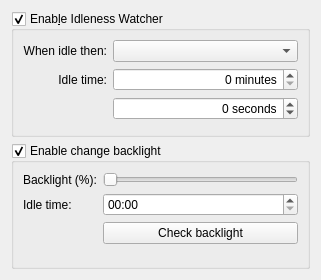
Above: config/idlenesswatchersettings.ui from lxqt/lxqt-powermanagement before the change. Below: the same form after it.
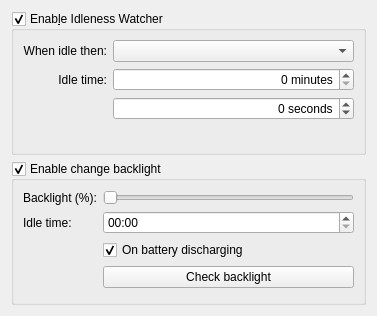
That is the form after the change.

Commit message: Backlight can be changed when the battery is dicharging.

Patch:
```diff
--- a/config/idlenesswatchersettings.ui
+++ b/config/idlenesswatchersettings.ui
@@ -6,8 +6,8 @@
    <rect>
     <x>0</x>
     <y>0</y>
-    <width>321</width>
-    <height>280</height>
+    <width>377</width>
+    <height>316</height>
    </rect>
   </property>
   <layout class="QVBoxLayout" name="verticalLayout">
@@ -139,13 +139,23 @@
         </property>
        </widget>
       </item>
-      <item row="3" column="1">
+      <item row="4" column="1">
        <widget class="QPushButton" name="checkBacklightButton">
         <property name="text">
          <string>Check backlight</string>
         </property>
        </widget>
       </item>
+      <item row="3" column="1">
+       <widget class="QCheckBox" name="onBatteryDischargingCheckBox">
+        <property name="text">
+         <string>On battery discharging </string>
+        </property>
+        <property name="checked">
+         <bool>true</bool>
+        </property>
+       </widget>
+      </item>
      </layout>
     </widget>
    </item>
```
The commit also changes 5 other files.
